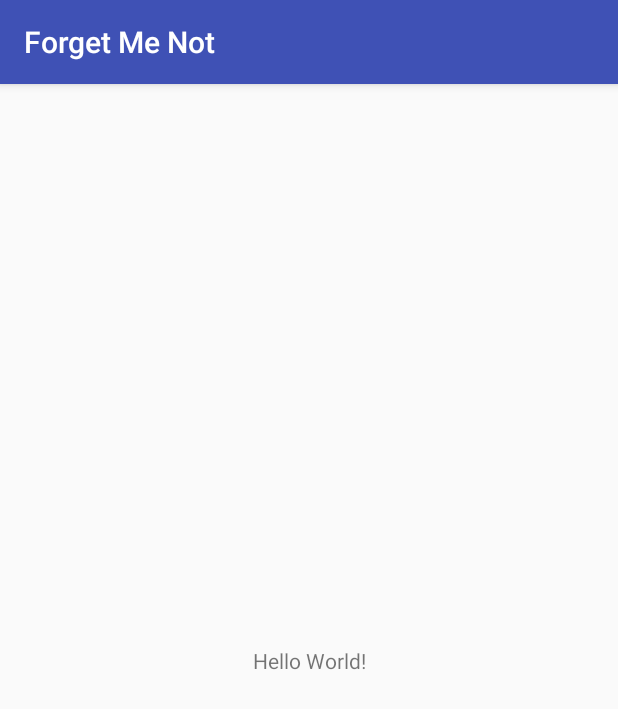
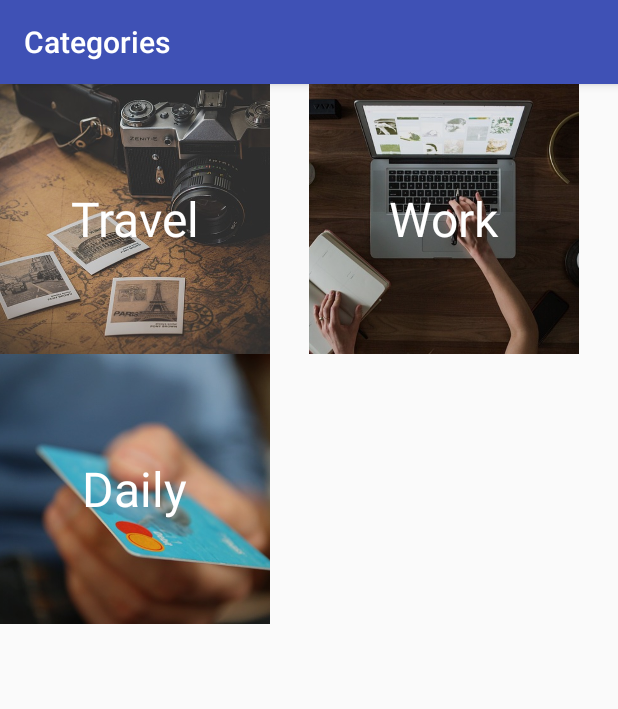
Before and after one commit to patrykserek/forget-me-not, an Android app: the screen it shows after launch (MainActivity), on a phone screen of 412 x 824 dp. Shown: the top 709 px of the screen. Run offline under Robolectric (Android 15) with nearby library versions, the phone set to English and light mode, and no system bars; libraries missing offline, so code that uses them is left out: com.crashlytics.android, io.fabric.sdk; 1 statement that could not run was skipped.

Commit message:
categories view

```diff
--- a/app/build.gradle
+++ b/app/build.gradle
@@ -1,5 +1,6 @@
 apply plugin: 'com.android.application'
 apply plugin: 'kotlin-android'
+apply plugin: 'kotlin-android-extensions'
 apply plugin: 'io.fabric'
 
 repositories {
@@ -35,6 +36,7 @@ dependencies {
         exclude group: 'com.android.support', module: 'support-annotations'
     })
     implementation 'com.android.support:appcompat-v7:26.1.0'
+    implementation 'com.android.support:recyclerview-v7:26.1.0'
     implementation 'com.android.support.constraint:constraint-layout:1.0.2'
     testImplementation 'junit:junit:4.12'
     testImplementation 'org.mockito:mockito-core:1.10.19'
--- a/app/src/main/java/com/keresmi/forgetmenot/MainActivity.kt
+++ b/app/src/main/java/com/keresmi/forgetmenot/MainActivity.kt
@@ -1,12 +1,23 @@
 package com.keresmi.forgetmenot
 
+import android.os.Bundle
+import android.support.v4.app.Fragment
 import android.support.v7.app.AppCompatActivity
-import android.os.Bundle
+import com.keresmi.forgetmenot.categories.CategoriesFragment
+
 
 class MainActivity : AppCompatActivity() {
 
     override fun onCreate(savedInstanceState: Bundle?) {
         super.onCreate(savedInstanceState)
         setContentView(R.layout.activity_main)
+        switchFragment(CategoriesFragment())
+    }
+
+    private fun switchFragment(fragment: Fragment) {
+        val ft = supportFragmentManager.beginTransaction()
+        ft.setCustomAnimations(android.R.anim.slide_in_left, android.R.anim.slide_out_right)
+        ft.replace(R.id.fragment_container, fragment)
+        ft.commit()
     }
 }
--- /dev/null
+++ b/app/src/main/java/com/keresmi/forgetmenot/ViewUtils.kt
@@ -0,0 +1,17 @@
+package com.keresmi.forgetmenot
+
+import android.view.LayoutInflater
+import android.view.View
+import android.view.ViewGroup
+
+
+/**
+ * Created by keresmi.
+ * https://github.com/keresmi
+ */
+object ViewUtils {
+
+    fun ViewGroup.inflate(layoutRes: Int): View {
+        return LayoutInflater.from(context).inflate(layoutRes, this, false)
+    }
+}
--- /dev/null
+++ b/app/src/main/java/com/keresmi/forgetmenot/categories/CategoriesAdapter.kt
@@ -0,0 +1,39 @@
+package com.keresmi.forgetmenot.categories
+
+import android.content.Context
+import android.support.v7.widget.RecyclerView
+import android.view.View
+import android.view.ViewGroup
+import com.keresmi.forgetmenot.R
+import com.keresmi.forgetmenot.ViewUtils.inflate
+import kotlinx.android.synthetic.main.item_category.view.*
+
+/**
+ * Created by keresmi.
+ * https://github.com/keresmi
+ */
+class CategoriesAdapter(private val categories: List<CategoryVM>, private val context: Context,
+                        private val listener: (CategoryVM) -> Unit) :
+        RecyclerView.Adapter<CategoriesAdapter.CategoryViewHolder>() {
+
+    override fun onCreateViewHolder(parent: ViewGroup, viewType: Int): CategoryViewHolder {
+        val view = parent.inflate(R.layout.item_category)
+        return CategoryViewHolder(view)
+    }
+
+    override fun onBindViewHolder(holder: CategoryViewHolder, position: Int) = holder.bind(categories[position], listener)
+
+    override fun getItemCount(): Int = categories.size
+
+    inner class CategoryViewHolder(itemView: View) : RecyclerView.ViewHolder(itemView) {
+        fun bind(categoryVm: CategoryVM, listener: (CategoryVM) -> Unit) {
+            itemView.setOnClickListener { listener(categoryVm) }
+            itemView.category_name.text = categoryVm.name
+            val resId = getImageResByName(categoryVm.imageName)
+            if (resId != 0) itemView.category_image.setImageResource(resId)
+        }
+
+        private fun getImageResByName(resName: String): Int =
+                context.resources.getIdentifier(resName, "drawable", context.packageName)
+    }
+}
--- /dev/null
+++ b/app/src/main/java/com/keresmi/forgetmenot/categories/CategoriesContract.kt
@@ -0,0 +1,19 @@
+package com.keresmi.forgetmenot.categories
+
+
+/**
+ * Created by keresmi.
+ * https://github.com/keresmi
+ */
+interface CategoriesContract {
+
+    interface View {
+        fun showCategories(categories: List<CategoryVM>)
+    }
+
+    interface Presenter {
+        fun attachView(view: View)
+        fun detachView()
+        fun getCategories()
+    }
+}
--- /dev/null
+++ b/app/src/main/java/com/keresmi/forgetmenot/categories/CategoriesFragment.kt
@@ -0,0 +1,46 @@
+package com.keresmi.forgetmenot.categories
+
+import android.os.Bundle
+import android.support.v4.app.Fragment
+import android.support.v7.widget.GridLayoutManager
+import android.util.Log
+import android.view.LayoutInflater
+import android.view.View
+import android.view.ViewGroup
+import com.keresmi.forgetmenot.R
+import kotlinx.android.synthetic.main.fragment_categories.*
+
+/**
+ * Created by keresmi.
+ * https://github.com/keresmi
+ */
+class CategoriesFragment : Fragment(), CategoriesContract.View {
+
+    private val presenter: CategoriesContract.Presenter = CategoriesPresenter()
+
+    override fun onCreateView(inflater: LayoutInflater?, container: ViewGroup?, savedInstanceState: Bundle?): View? {
+        return inflater?.inflate(R.layout.fragment_categories, container, false)
+    }
+
+    override fun onViewCreated(view: View?, savedInstanceState: Bundle?) {
+        super.onViewCreated(view, savedInstanceState)
+        activity.setTitle(R.string.categories)
+        presenter.attachView(this)
+        presenter.getCategories()
+    }
+
+    override fun onDestroyView() {
+        presenter.detachView()
+        super.onDestroyView()
+    }
+
+    override fun showCategories(categories: List<CategoryVM>) {
+        categories_recycler_view.layoutManager = GridLayoutManager(context, 2)
+        categories_recycler_view.adapter = CategoriesAdapter(categories, context,
+                { categoryVM -> openCategory(categoryVM.name) })
+    }
+
+    private fun openCategory(name: String) {
+        Log.d("CategoriesFragment", "Item $name clicked")
+    }
+}
--- /dev/null
+++ b/app/src/main/java/com/keresmi/forgetmenot/categories/CategoriesPresenter.kt
@@ -0,0 +1,27 @@
+package com.keresmi.forgetmenot.categories
+
+
+/**
+ * Created by keresmi.
+ * https://github.com/keresmi
+ */
+class CategoriesPresenter : CategoriesContract.Presenter {
+
+    private var view: CategoriesContract.View? = null
+
+    override fun attachView(view: CategoriesContract.View) {
+        this.view = view
+    }
+
+    override fun detachView() {
+        this.view = null
+    }
+
+    override fun getCategories() {
+        view?.showCategories(mockCategories())
+    }
+
+    private fun mockCategories(): List<CategoryVM> = listOf(CategoryVM("Travel", "travel_category"),
+            CategoryVM("Work", "work_category"),
+            CategoryVM("Daily", "daily_category"))
+}
--- /dev/null
+++ b/app/src/main/java/com/keresmi/forgetmenot/categories/ViewModels.kt
@@ -0,0 +1,8 @@
+package com.keresmi.forgetmenot.categories
+
+
+/**
+ * Created by keresmi.
+ * https://github.com/keresmi
+ */
+data class CategoryVM(val name: String, val imageName: String)
--- a/app/src/main/res/layout/activity_main.xml
+++ b/app/src/main/res/layout/activity_main.xml
@@ -1,18 +1,13 @@
 <?xml version="1.0" encoding="utf-8"?>
-<android.support.constraint.ConstraintLayout xmlns:android="http://schemas.android.com/apk/res/android"
-    xmlns:app="http://schemas.android.com/apk/res-auto"
+<RelativeLayout xmlns:android="http://schemas.android.com/apk/res/android"
     xmlns:tools="http://schemas.android.com/tools"
     android:layout_width="match_parent"
     android:layout_height="match_parent"
     tools:context="com.keresmi.forgetmenot.MainActivity">
 
-    <TextView
-        android:layout_width="wrap_content"
-        android:layout_height="wrap_content"
-        android:text="Hello World!"
-        app:layout_constraintBottom_toBottomOf="parent"
-        app:layout_constraintLeft_toLeftOf="parent"
-        app:layout_constraintRight_toRightOf="parent"
-        app:layout_constraintTop_toTopOf="parent" />
+    <FrameLayout
+        android:id="@+id/fragment_container"
+        android:layout_width="match_parent"
+        android:layout_height="match_parent"/>
 
-</android.support.constraint.ConstraintLayout>
+</RelativeLayout>
--- /dev/null
+++ b/app/src/main/res/layout/fragment_categories.xml
@@ -0,0 +1,12 @@
+<?xml version="1.0" encoding="utf-8"?>
+<LinearLayout xmlns:android="http://schemas.android.com/apk/res/android"
+    android:layout_width="match_parent"
+    android:layout_height="match_parent"
+    android:orientation="vertical">
+
+    <android.support.v7.widget.RecyclerView
+        android:id="@+id/categories_recycler_view"
+        android:layout_width="match_parent"
+        android:layout_height="match_parent" />
+
+</LinearLayout>
--- /dev/null
+++ b/app/src/main/res/layout/item_category.xml
@@ -0,0 +1,33 @@
+<?xml version="1.0" encoding="utf-8"?>
+<RelativeLayout xmlns:android="http://schemas.android.com/apk/res/android"
+    xmlns:tools="http://schemas.android.com/tools"
+    android:layout_width="wrap_content"
+    android:layout_height="wrap_content">
+
+    <ImageView
+        android:id="@+id/category_image"
+        android:layout_width="180dp"
+        android:layout_height="180dp"
+        android:scaleType="centerCrop"
+        tools:src="@drawable/travel_category" />
+
+    <View
+        android:layout_width="wrap_content"
+        android:layout_height="wrap_content"
+        android:layout_alignBottom="@id/category_image"
+        android:layout_alignEnd="@id/category_image"
+        android:layout_alignStart="@id/category_image"
+        android:layout_alignTop="@id/category_image"
+        android:alpha="0.1"
+        android:background="@android:color/black" />
+
+    <TextView
+        android:id="@+id/category_name"
+        android:layout_width="wrap_content"
+        android:layout_height="wrap_content"
+        android:layout_centerInParent="true"
+        android:textColor="@android:color/white"
+        android:textSize="32sp"
+        tools:text="Travel" />
+
+</RelativeLayout>
--- a/app/src/main/res/values/strings.xml
+++ b/app/src/main/res/values/strings.xml
@@ -1,3 +1,6 @@
 <resources>
     <string name="app_name">"Forget Me Not "</string>
+    <string name="categories">Categories</string>
+    <string name="travel">Travel</string>
+    <string name="work">Work</string>
 </resources>
```
Also changed, not shown: app/src/main/res/drawable/daily_category.jpg (added), app/src/main/res/drawable/travel_category.jpg (added), app/src/main/res/drawable/work_category.jpg (added).
